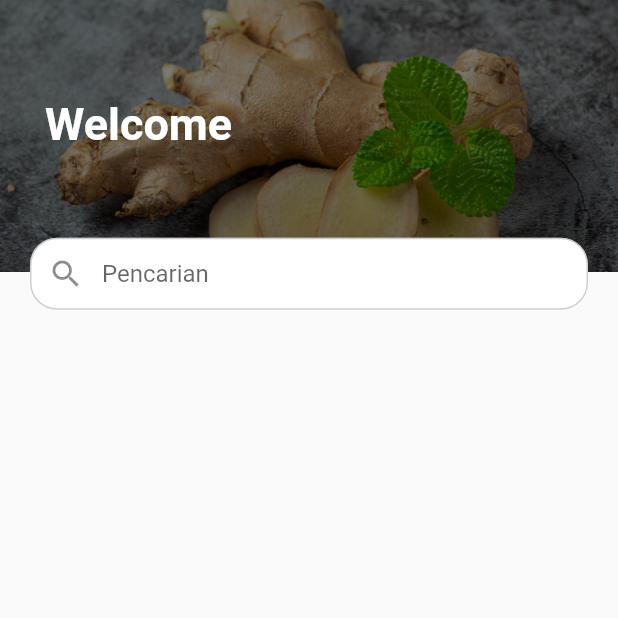
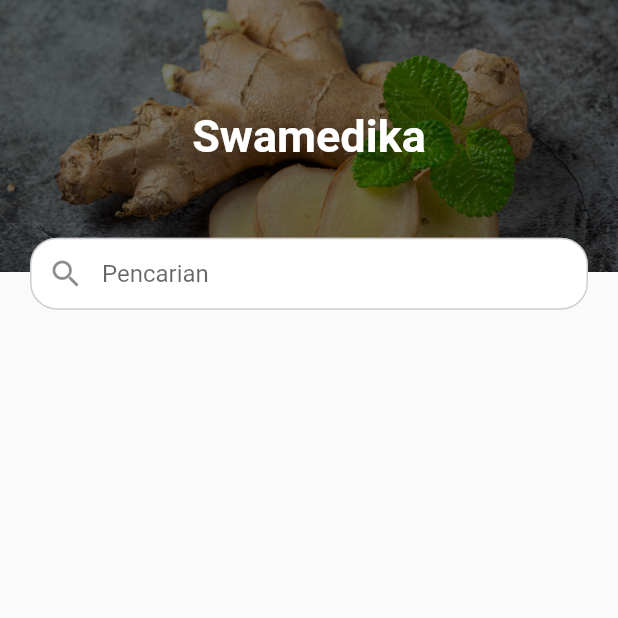
Before and after one commit to magang-rebahan-labs/swamedika-v.1, a Flutter app: the AppBarSearch screen opened directly, on a phone screen of 412 x 824 dp, the top half of it. Run offline on Flutter 3.47's test engine with Material 2 defaults, Android fonts, the phone set to English and light mode, and no system bars; our stand-ins replace dotted_line, get, shared_preferences; accounts and stored records are empty.

Commit message:
Change Title

```diff
--- a/lib/views/widgets/appbar.dart
+++ b/lib/views/widgets/appbar.dart
@@ -22,10 +22,9 @@ class AppBarSearch extends StatelessWidget {
               ),
               width: MediaQuery.of(context).size.width * 1,
               height: MediaQuery.of(context).size.height * 0.22,
-              child: const Padding(
-                padding: EdgeInsets.only(top: 65.0, left: 30.0),
+              child: const Center(
                 child: Text(
-                  "Welcome",
+                  "Swamedika",
                   style: TextStyle(
                       color: Colors.white,
                       fontSize: 30.0,
--- a/lib/views/widgets/recomendation_local.dart
+++ b/lib/views/widgets/recomendation_local.dart
@@ -17,7 +17,7 @@ class _RecomendationLocalState extends State<RecomendationLocal> {
     return Scaffold(
       resizeToAvoidBottomInset: false,
       appBar: const PreferredSize(
-        preferredSize: Size.fromHeight(190.0),
+        preferredSize: Size.fromHeight(200.0),
         child: AppBarSearch(),
       ),
       body: Column(
@@ -88,7 +88,8 @@ class _RecomendationLocalState extends State<RecomendationLocal> {
                                       recomendationdataContents[index].image,
                                       fit: BoxFit.cover,
                                       width: 130,
-                                    height: MediaQuery.of(context).size.height *
+                                      height:
+                                          MediaQuery.of(context).size.height *
                                               0.15,
                                     ),
                                   ),
```
Lines whose indentation alone changed are shown as unchanged.
